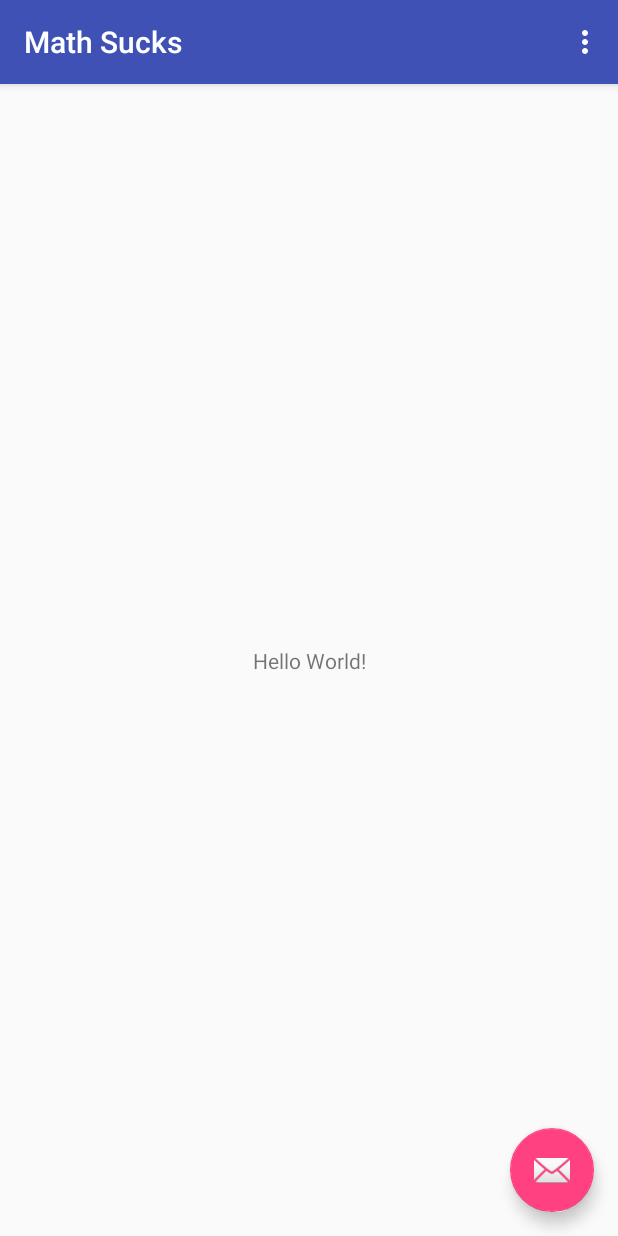
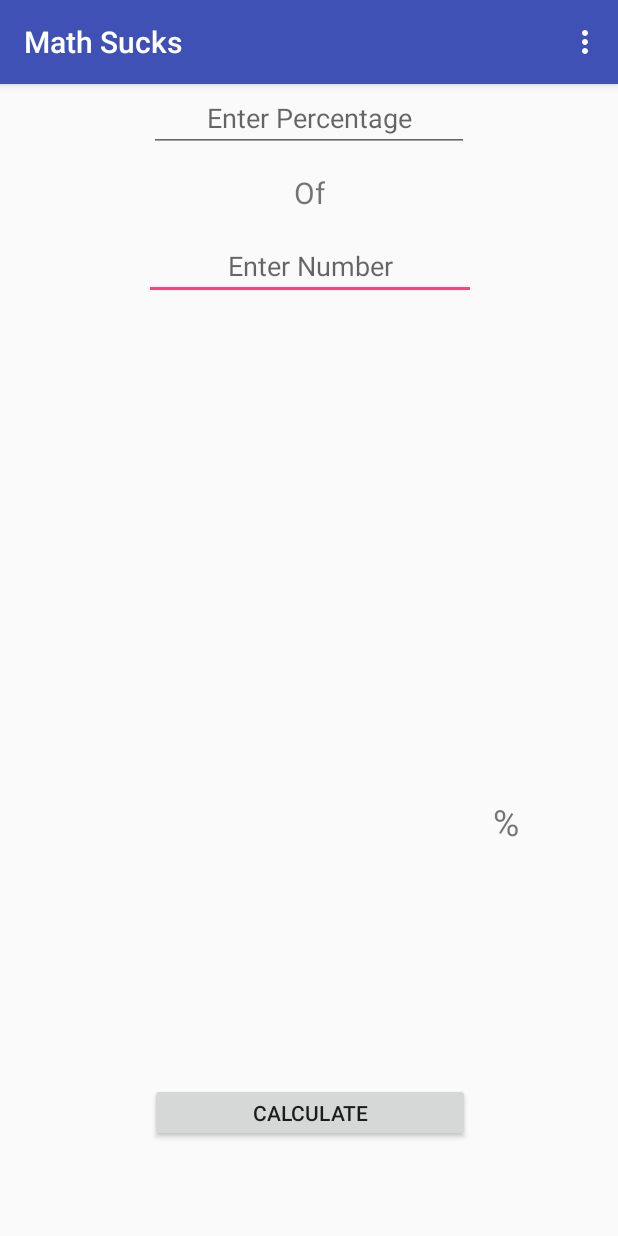
Before and after one commit to amsaif52/Math-Sucks, an Android app: the screen it shows after launch (MainActivity), on a phone screen of 412 x 824 dp. Run offline under Robolectric (Android 15) with nearby library versions, the phone set to English and light mode, and no system bars.

Commit message:
Added Functionality to the app

```diff
--- a/app/src/main/AndroidManifest.xml
+++ b/app/src/main/AndroidManifest.xml
@@ -1,6 +1,6 @@
 <?xml version="1.0" encoding="utf-8"?>
 <manifest xmlns:android="http://schemas.android.com/apk/res/android"
-    package="com.amsaif52.mathsucks" >
+    package="com.amsaif52.mathsucks">
 
     <application
         android:allowBackup="true"
@@ -8,11 +8,11 @@
         android:label="@string/app_name"
         android:roundIcon="@mipmap/ic_launcher_round"
         android:supportsRtl="true"
-        android:theme="@style/AppTheme" >
+        android:theme="@style/AppTheme">
         <activity
             android:name=".MainActivity"
             android:label="@string/app_name"
-            android:theme="@style/AppTheme.NoActionBar" >
+            android:theme="@style/AppTheme.NoActionBar">
             <intent-filter>
                 <action android:name="android.intent.action.MAIN" />
 
--- a/app/src/main/java/com/amsaif52/mathsucks/MainActivity.java
+++ b/app/src/main/java/com/amsaif52/mathsucks/MainActivity.java
@@ -8,8 +8,16 @@ import android.support.v7.widget.Toolbar;
 import android.view.View;
 import android.view.Menu;
 import android.view.MenuItem;
+import android.widget.Button;
+import android.widget.EditText;
+import android.widget.TextView;
 
 public class MainActivity extends AppCompatActivity {
+
+    EditText mPercentageTxt;
+    EditText mNumberTxt;
+    TextView mTotal;
+
 
     @Override
     protected void onCreate(Bundle savedInstanceState) {
@@ -18,12 +26,19 @@ public class MainActivity extends AppCompatActivity {
         Toolbar toolbar = (Toolbar) findViewById(R.id.toolbar);
         setSupportActionBar(toolbar);
 
-       FloatingActionButton fab = (FloatingActionButton) findViewById(R.id.fab);
-        fab.setOnClickListener(new View.OnClickListener() {
+        Button mCalculateBtn = (Button) findViewById(R.id.calculateBtn);
+        mPercentageTxt = (EditText) findViewById(R.id.percentageTxt);
+        mNumberTxt = (EditText) findViewById(R.id.numberTxt);
+        mTotal = (TextView) findViewById(R.id.total);
+
+        mCalculateBtn.setOnClickListener(new View.OnClickListener() {
             @Override
-            public void onClick(View view) {
-                Snackbar.make(view, "Replace with your own action", Snackbar.LENGTH_LONG)
-                        .setAction("Action", null).show();
+            public void onClick(View v) {
+                float percentNumber = Float.parseFloat(mPercentageTxt.getText().toString());
+                float totalNumber = Float.parseFloat(mNumberTxt.getText().toString());
+
+                mTotal.setText(Float.toString(totalNumber*(percentNumber/100)));
+
             }
         });
     }
--- a/app/src/main/res/layout/activity_main.xml
+++ b/app/src/main/res/layout/activity_main.xml
@@ -1,6 +1,5 @@
 <?xml version="1.0" encoding="utf-8"?>
-<android.support.design.widget.CoordinatorLayout
-    xmlns:android="http://schemas.android.com/apk/res/android"
+<android.support.design.widget.CoordinatorLayout xmlns:android="http://schemas.android.com/apk/res/android"
     xmlns:app="http://schemas.android.com/apk/res-auto"
     xmlns:tools="http://schemas.android.com/tools"
     android:layout_width="match_parent"
@@ -8,8 +7,8 @@
     tools:context="com.amsaif52.mathsucks.MainActivity">
 
     <android.support.design.widget.AppBarLayout
+        android:layout_width="match_parent"
         android:layout_height="wrap_content"
-        android:layout_width="match_parent"
         android:theme="@style/AppTheme.AppBarOverlay">
 
         <android.support.v7.widget.Toolbar
@@ -21,14 +20,6 @@
 
     </android.support.design.widget.AppBarLayout>
 
-    <include layout="@layout/content_main"/>
-
-    <android.support.design.widget.FloatingActionButton
-        android:id="@+id/fab"
-        android:layout_width="wrap_content"
-        android:layout_height="wrap_content"
-        android:layout_gravity="bottom|end"
-        android:layout_margin="@dimen/fab_margin"
-        app:srcCompat="@android:drawable/ic_dialog_email" />
+    <include layout="@layout/content_main" />
 
 </android.support.design.widget.CoordinatorLayout>
--- a/app/src/main/res/layout/content_main.xml
+++ b/app/src/main/res/layout/content_main.xml
@@ -1,21 +1,122 @@
 <?xml version="1.0" encoding="utf-8"?>
-<android.support.constraint.ConstraintLayout
-    xmlns:android="http://schemas.android.com/apk/res/android"
+<android.support.constraint.ConstraintLayout xmlns:android="http://schemas.android.com/apk/res/android"
+    xmlns:app="http://schemas.android.com/apk/res-auto"
     xmlns:tools="http://schemas.android.com/tools"
-    xmlns:app="http://schemas.android.com/apk/res-auto"
     android:layout_width="match_parent"
     android:layout_height="match_parent"
     app:layout_behavior="@string/appbar_scrolling_view_behavior"
-    tools:showIn="@layout/activity_main"
-    tools:context="com.amsaif52.mathsucks.MainActivity">
+    tools:context="com.amsaif52.mathsucks.MainActivity"
+    tools:showIn="@layout/activity_main">
+
+    <EditText
+        android:id="@+id/numberTxt"
+        android:layout_width="221dp"
+        android:layout_height="42dp"
+        android:ems="10"
+        android:hint="Enter Number"
+        android:inputType="numberDecimal"
+        android:textAlignment="center"
+        android:layout_marginRight="8dp"
+        app:layout_constraintRight_toRightOf="parent"
+        android:layout_marginLeft="8dp"
+        app:layout_constraintLeft_toLeftOf="parent"
+        android:layout_marginTop="16dp"
+        app:layout_constraintTop_toBottomOf="@+id/textView2"
+        app:layout_constraintHorizontal_bias="0.503" />
 
     <TextView
+        android:id="@+id/textView2"
         android:layout_width="wrap_content"
         android:layout_height="wrap_content"
-        android:text="Hello World!"
+        android:text="Of"
+        android:textSize="20dp"
+        android:layout_marginTop="13dp"
+        app:layout_constraintTop_toBottomOf="@+id/percentageTxt"
+        android:layout_marginRight="8dp"
+        app:layout_constraintRight_toRightOf="parent"
+        android:layout_marginLeft="8dp"
+        app:layout_constraintLeft_toLeftOf="parent"
+        app:layout_constraintHorizontal_bias="0.501" />
+
+    <TextView
+        android:id="@+id/textView"
+        android:layout_width="wrap_content"
+        android:layout_height="wrap_content"
+        android:text="What is"
+        android:textSize="20dp"
+        android:layout_marginRight="8dp"
+        app:layout_constraintRight_toRightOf="parent"
+        android:layout_marginLeft="8dp"
+        app:layout_constraintLeft_toLeftOf="parent"
+        app:layout_constraintTop_toTopOf="parent"
+        android:layout_marginTop="8dp"
+        android:layout_marginBottom="8dp"
+        app:layout_constraintBottom_toTopOf="@+id/percentageTxt"
+        app:layout_constraintHorizontal_bias="0.501"
+        app:layout_constraintVertical_bias="0.931" />
+
+    <EditText
+        android:id="@+id/percentageTxt"
+        android:layout_width="wrap_content"
+        android:layout_height="wrap_content"
+        android:ems="10"
+        android:hint="Enter Percentage"
+        android:inputType="numberDecimal"
+        android:textAlignment="center"
+        tools:layout_editor_absoluteY="297dp"
+        android:layout_marginLeft="8dp"
+        app:layout_constraintLeft_toLeftOf="parent"
+        android:layout_marginRight="0dp"
+        app:layout_constraintRight_toRightOf="parent"
+        app:layout_constraintHorizontal_bias="0.478" />
+
+    <TextView
+        android:id="@+id/textView3"
+        android:layout_width="wrap_content"
+        android:layout_height="wrap_content"
+        android:text="%"
+        android:textSize="24dp"
+        app:layout_constraintTop_toTopOf="parent"
+        android:layout_marginTop="8dp"
         app:layout_constraintBottom_toBottomOf="parent"
+        android:layout_marginBottom="8dp"
+        android:layout_marginRight="8dp"
+        app:layout_constraintRight_toRightOf="parent"
+        app:layout_constraintLeft_toRightOf="@+id/percentageTxt"
+        android:layout_marginLeft="8dp"
+        app:layout_constraintHorizontal_bias="0.117"
+        app:layout_constraintVertical_bias="0.65" />
+
+    <Button
+        android:id="@+id/calculateBtn"
+        android:layout_width="213dp"
+        android:layout_height="39dp"
+        android:layout_marginBottom="8dp"
+        android:layout_marginLeft="8dp"
+        android:layout_marginRight="8dp"
+        android:layout_marginTop="8dp"
+        android:text="CALCULATE"
+        app:layout_constraintBottom_toBottomOf="parent"
+        app:layout_constraintHorizontal_bias="0.503"
         app:layout_constraintLeft_toLeftOf="parent"
         app:layout_constraintRight_toRightOf="parent"
-        app:layout_constraintTop_toTopOf="parent" />
+        app:layout_constraintTop_toBottomOf="@+id/numberTxt"
+        app:layout_constraintVertical_bias="0.904" />
 
+    <TextView
+        android:id="@+id/total"
+        android:layout_width="72dp"
+        android:layout_height="40dp"
+        android:layout_marginBottom="8dp"
+        android:layout_marginLeft="8dp"
+        android:layout_marginRight="8dp"
+        android:layout_marginTop="8dp"
+        android:text="0"
+        android:textAlignment="center"
+        android:textSize="30dp"
+        app:layout_constraintBottom_toTopOf="@+id/textView"
+        app:layout_constraintLeft_toLeftOf="parent"
+        app:layout_constraintRight_toRightOf="parent"
+        app:layout_constraintTop_toTopOf="parent"
+        app:layout_constraintVertical_bias="0.89" />
 </android.support.constraint.ConstraintLayout>
--- a/app/src/main/res/menu/menu_main.xml
+++ b/app/src/main/res/menu/menu_main.xml
@@ -1,9 +1,10 @@
 <menu xmlns:android="http://schemas.android.com/apk/res/android"
     xmlns:app="http://schemas.android.com/apk/res-auto"
     xmlns:tools="http://schemas.android.com/tools"
-    tools:context="com.amsaif52.mathsucks.MainActivity" >
-    <item android:id="@+id/action_settings"
+    tools:context="com.amsaif52.mathsucks.MainActivity">
+    <item
+        android:id="@+id/action_settings"
+        android:orderInCategory="100"
         android:title="@string/action_settings"
-        android:orderInCategory="100"
         app:showAsAction="never" />
 </menu>
--- a/app/src/main/res/values/styles.xml
+++ b/app/src/main/res/values/styles.xml
@@ -7,11 +7,14 @@
         <item name="colorPrimaryDark">@color/colorPrimaryDark</item>
         <item name="colorAccent">@color/colorAccent</item>
     </style>
+
     <style name="AppTheme.NoActionBar">
         <item name="windowActionBar">false</item>
         <item name="windowNoTitle">true</item>
     </style>
+
     <style name="AppTheme.AppBarOverlay" parent="ThemeOverlay.AppCompat.Dark.ActionBar" />
+
     <style name="AppTheme.PopupOverlay" parent="ThemeOverlay.AppCompat.Light" />
 
 </resources>
```
